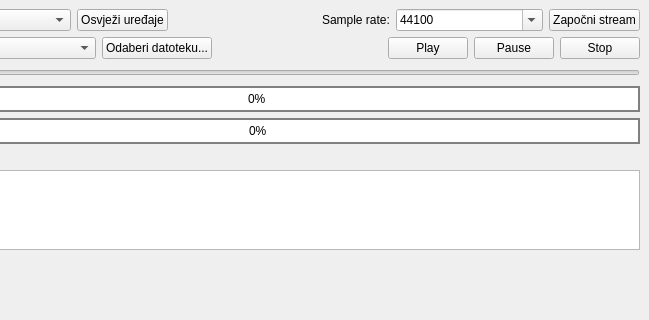
Old version of the form Software/audio-visualizer/mainwindow.ui in the repository mkovac700/diplomski-rad; both pictures show x 151 to 800 and y 0 to 320 of the 800 by 600 pixel window.
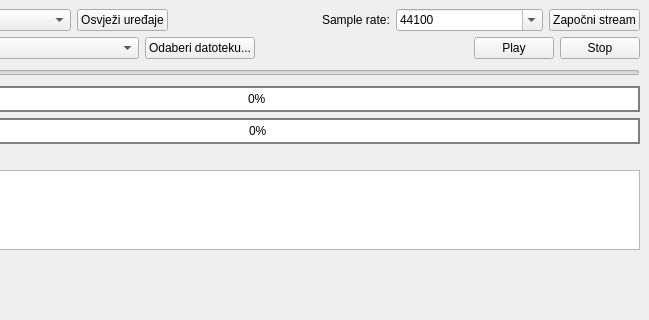
New version of the form. Custom widgets are drawn as their Qt base class.

```diff
--- a/Software/audio-visualizer/mainwindow.ui
+++ b/Software/audio-visualizer/mainwindow.ui
@@ -139,13 +139,6 @@
         </property>
        </widget>
       </item>
-      <item>
-       <widget class="QPushButton" name="pushButton_pause">
-        <property name="text">
-         <string>Pause</string>
-        </property>
-       </widget>
-      </item>
       <item>
        <widget class="QPushButton" name="pushButton_stop">
         <property name="text">
```
Left out of the diff: 2 changed lines with no effect on the pictures.
